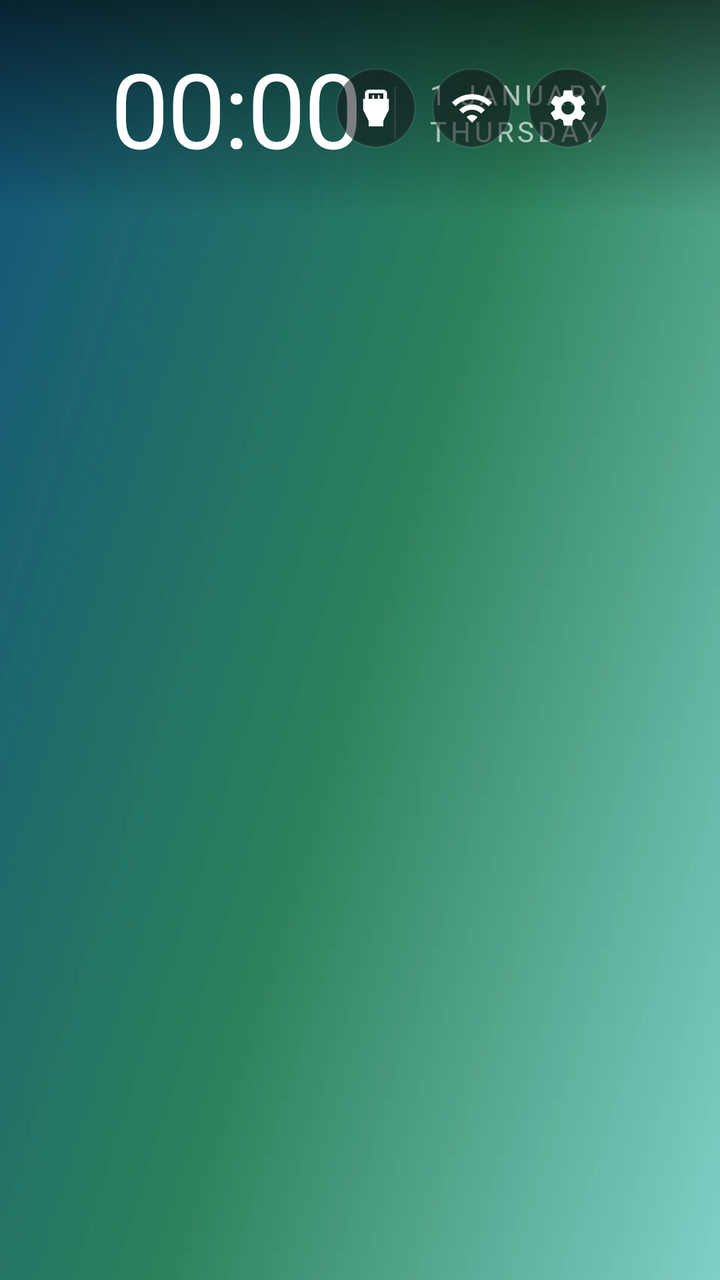
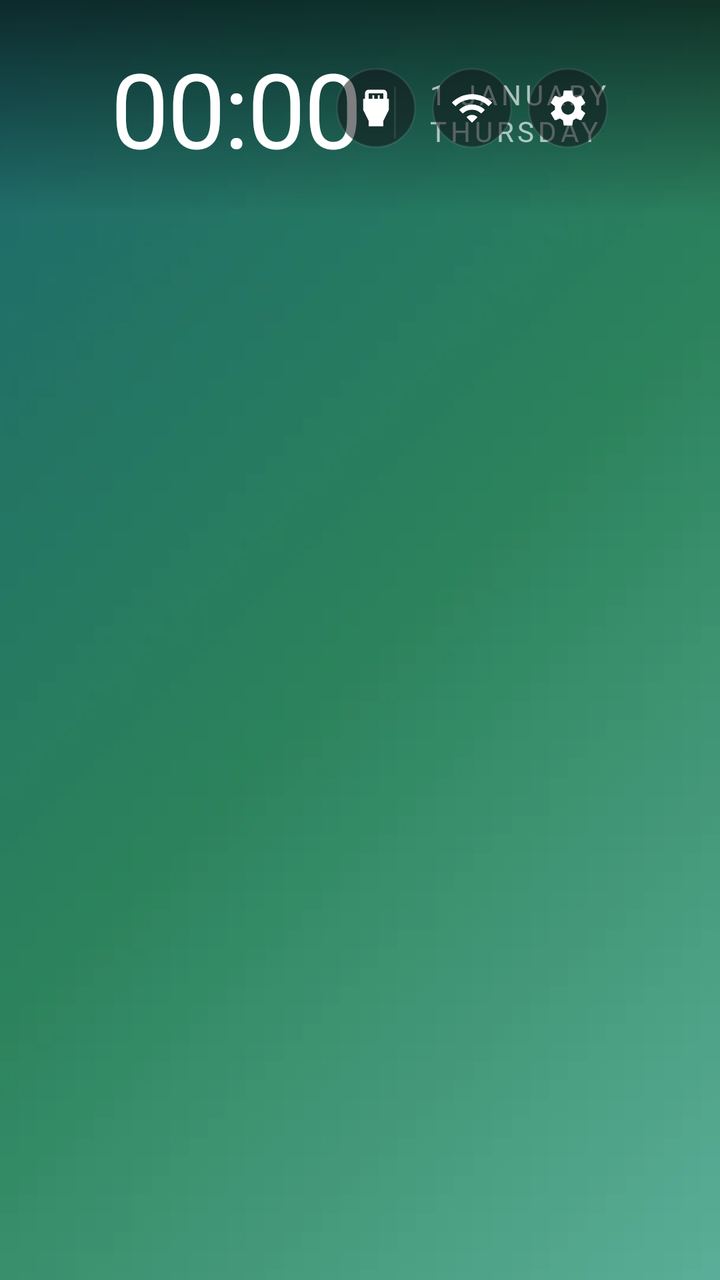

Before-and-after screenshots of an Android layout around one commit, followed by the original layout XML and the change that was made.
<!-- AndroidManifest.xml: application theme Theme.Launcher -->
<!-- res/layout/activity_main.xml -->
<?xml version="1.0" encoding="utf-8"?>
<FrameLayout xmlns:android="http://schemas.android.com/apk/res/android"
    android:layout_width="match_parent"
    android:layout_height="match_parent"
    android:clipChildren="false">
    

    
    <View
        android:id="@+id/scrim"
        android:layout_width="match_parent"
        android:layout_height="108dp"
        android:background="@drawable/scrim_top" />

    
    <androidx.recyclerview.widget.RecyclerView
        android:id="@+id/grid"
        android:layout_width="match_parent"
        android:layout_height="match_parent"
        android:clipChildren="false"
        android:clipToPadding="false"
        android:paddingStart="44dp"
        android:paddingEnd="44dp"
        android:paddingBottom="0dp" />

    
    <FrameLayout
        android:id="@+id/glass_host"
        android:layout_width="match_parent"
        android:layout_height="match_parent"
        android:clipChildren="false" />

    
    <LinearLayout
        android:id="@+id/header_left"
        android:layout_width="wrap_content"
        android:layout_height="wrap_content"
        android:layout_gravity="top|start"
        android:layout_marginStart="56dp"
        android:layout_marginTop="26dp"
        android:orientation="vertical">

    <TextView
        android:id="@+id/greeting"
        android:layout_width="wrap_content"
        android:layout_height="wrap_content"
        android:layout_marginStart="4dp"
        android:fontFamily="@font/outfit_medium"
        android:letterSpacing="0.22"
        android:textAllCaps="true"
        android:textColor="#8CFFFFFF"
        android:textSize="12sp"
        android:visibility="gone" />

    <LinearLayout
        android:layout_width="wrap_content"
        android:layout_height="wrap_content"
        android:gravity="center_vertical"
        android:orientation="horizontal">

        <TextClock
            android:id="@+id/clock"
            android:layout_width="wrap_content"
            android:layout_height="wrap_content"
            android:fontFamily="@font/outfit_light"
            android:fontFeatureSettings="tnum"
            android:format12Hour="HH:mm"
            android:format24Hour="HH:mm"
            android:includeFontPadding="false"
            android:letterSpacing="-0.02"
            android:textColor="#FFFFFFFF"
            android:textSize="52sp" />

        <View
            android:id="@+id/date_divider"
            android:layout_width="1dp"
            android:layout_height="26dp"
            android:layout_marginStart="16dp"
            android:layout_marginEnd="16dp"
            android:background="#38FFFFFF" />

        <TextClock
            android:id="@+id/date"
            android:layout_width="wrap_content"
            android:layout_height="wrap_content"
            android:fontFamily="@font/outfit_regular"
            android:format12Hour="@string/date_format"
            android:format24Hour="@string/date_format"
            android:letterSpacing="0.14"
            android:lineSpacingExtra="2dp"
            android:textAllCaps="true"
            android:textColor="#A6FFFFFF"
            android:textSize="14sp" />
    </LinearLayout>

    
    <LinearLayout
        android:id="@+id/weather"
        android:layout_width="wrap_content"
        android:layout_height="wrap_content"
        android:layout_marginTop="6dp"
        android:gravity="center_vertical"
        android:orientation="horizontal"
        android:visibility="gone">

        <ImageView
            android:id="@+id/wx_icon"
            android:layout_width="22dp"
            android:layout_height="22dp"
            android:importantForAccessibility="no" />

        <TextView
            android:id="@+id/wx_temp"
            android:layout_width="wrap_content"
            android:layout_height="wrap_content"
            android:layout_marginStart="8dp"
            android:fontFamily="@font/outfit_medium"
            android:textColor="#F2FFFFFF"
            android:textSize="18sp" />

        <TextView
            android:id="@+id/wx_city"
            android:layout_width="wrap_content"
            android:layout_height="wrap_content"
            android:layout_marginStart="8dp"
            android:fontFamily="@font/outfit_light"
            android:maxWidth="320dp"
            android:singleLine="true"
            android:ellipsize="end"
            android:textColor="#99FFFFFF"
            android:textSize="13sp" />

        <View
            android:id="@+id/wx_dot"
            android:layout_width="6dp"
            android:layout_height="6dp"
            android:layout_marginStart="8dp"
            android:background="@drawable/status_dot"
            android:visibility="gone" />

        <TextView
            android:id="@+id/wx_updated"
            android:layout_width="wrap_content"
            android:layout_height="wrap_content"
            android:layout_marginStart="6dp"
            android:fontFamily="@font/outfit_light"
            android:textColor="#99FFFFFF"
            android:textSize="13sp"
            android:visibility="gone" />
    </LinearLayout>
    </LinearLayout>

    
    <LinearLayout
        android:id="@+id/header_buttons"
        android:layout_width="wrap_content"
        android:layout_height="wrap_content"
        android:layout_gravity="top|end"
        android:layout_marginTop="34dp"
        android:layout_marginEnd="56dp"
        android:orientation="horizontal">

        <ImageButton
            android:id="@+id/btn_inputs"
            style="@style/RoundButton"
            android:contentDescription="@string/inputs"
            android:src="@drawable/ic_input" />

        <ImageButton
            android:id="@+id/btn_network"
            style="@style/RoundButton"
            android:layout_marginStart="8dp"
            android:contentDescription="@string/network"
            android:src="@drawable/ic_wifi" />

        <ImageButton
            android:id="@+id/btn_settings"
            style="@style/RoundButton"
            android:layout_marginStart="8dp"
            android:contentDescription="@string/settings"
            android:src="@drawable/ic_settings" />
    </LinearLayout>

    
    <View
        android:id="@+id/veil"
        android:layout_width="match_parent"
        android:layout_height="match_parent"
        android:background="#59000000"
        android:visibility="gone" />

    
    <FrameLayout
        android:id="@+id/panel"
        android:layout_width="440dp"
        android:layout_height="match_parent"
        android:layout_gravity="end"
        android:background="@drawable/panel_bg"
        android:visibility="gone" />
</FrameLayout>
<!-- resources referenced by this layout -->
<resources>
  <!-- drawable ic_input (drawable) -->
  <?xml version="1.0" encoding="utf-8"?>
  <vector xmlns:android="http://schemas.android.com/apk/res/android"
      android:width="22dp" android:height="22dp"
      android:viewportWidth="24" android:viewportHeight="24">
      <path android:fillColor="#FFFFFFFF"
          android:pathData="M18,7V4c0,-1.1 -0.9,-2 -2,-2H8C6.9,2 6,2.9 6,4v3H5v6l3,6v3h8v-3l3,-6V7H18zM8,4h8v3h-2V5h-1v2h-2V5h-1v2H8V4z" />
  </vector>
  <!-- drawable ic_wifi (drawable) -->
  <?xml version="1.0" encoding="utf-8"?>
  <vector xmlns:android="http://schemas.android.com/apk/res/android"
      android:width="22dp" android:height="22dp"
      android:viewportWidth="24" android:viewportHeight="24">
      <path android:fillColor="#FFFFFFFF"
          android:pathData="M1,9l2,2c4.97,-4.97 13.03,-4.97 18,0l2,-2C16.93,2.93 7.08,2.93 1,9zM9,17l3,3 3,-3c-1.65,-1.66 -4.34,-1.66 -6,0zM5,13l2,2c2.76,-2.76 7.24,-2.76 10,0l2,-2C15.14,9.14 8.87,9.14 5,13z" />
  </vector>
  <!-- drawable panel_bg (drawable) -->
  <?xml version="1.0" encoding="utf-8"?>
  <shape xmlns:android="http://schemas.android.com/apk/res/android" android:shape="rectangle">
      <solid android:color="#E61E2026" />
      <corners android:topLeftRadius="16dp" android:bottomLeftRadius="16dp" />
  </shape>
  <!-- drawable scrim_top (drawable) -->
  <?xml version="1.0" encoding="utf-8"?>
  <shape xmlns:android="http://schemas.android.com/apk/res/android" android:shape="rectangle">
      <gradient android:angle="270"
          android:startColor="#99000000"
          android:endColor="#00000000" />
  </shape>
  <!-- drawable status_dot (drawable) -->
  <?xml version="1.0" encoding="utf-8"?>
  <shape xmlns:android="http://schemas.android.com/apk/res/android" android:shape="oval">
      <solid android:color="#FFFFB74D" />
  </shape>
  <string name="date_format" translatable="false">d MMMM\nEEEE</string>
  <string name="inputs">Inputs</string>
  <string name="network">Network</string>
  <string name="settings">Settings</string>
  <style name="RoundButton">
          <item name="android:layout_width">40dp</item>
          <item name="android:layout_height">40dp</item>
          <item name="android:background">@drawable/round_btn</item>
          <item name="android:scaleType">center</item>
      </style>
  <style name="Theme.Launcher" parent="android:Theme.Material.NoActionBar">
          
          <item name="android:windowBackground">@drawable/window_bg</item>
          <item name="android:windowFullscreen">true</item>
          <item name="android:windowNoTitle">true</item>
          <item name="android:colorBackground">#FF000000</item>
      </style>
  <!-- drawable round_btn (drawable) -->
  <?xml version="1.0" encoding="utf-8"?>
  <selector xmlns:android="http://schemas.android.com/apk/res/android">
      <item android:state_focused="true">
          <shape android:shape="oval">
              <solid android:color="#38FFFFFF" />
              <stroke android:width="1dp" android:color="#59FFFFFF" />
          </shape>
      </item>
      <item>
          <shape android:shape="oval">
              <solid android:color="#8C121418" />
              <stroke android:width="1dp" android:color="#14FFFFFF" />
          </shape>
      </item>
  </selector>
  <!-- drawable window_bg (drawable) -->
  <?xml version="1.0" encoding="utf-8"?>
  <bitmap xmlns:android="http://schemas.android.com/apk/res/android"
      android:src="@drawable/poster_default"
      android:gravity="fill" />
  <!-- unchanged entries left out for length: 2 -->
</resources>

<!-- the commit's change to res/layout/activity_main.xml (unified diff, before → after) -->
@@ -4,6 +4,29 @@
     android:layout_height="match_parent"
     android:clipChildren="false">
     
+
+    
+    <SurfaceView
+        android:id="@+id/video"
+        android:layout_width="match_parent"
+        android:layout_height="match_parent"
+        android:visibility="gone" />
+
+    
+    <ImageView
+        android:id="@+id/poster"
+        android:layout_width="match_parent"
+        android:layout_height="match_parent"
+        android:importantForAccessibility="no"
+        android:scaleType="centerCrop"
+        android:src="@drawable/poster_default" />
+
+    
+    <View
+        android:id="@+id/dim"
+        android:layout_width="match_parent"
+        android:layout_height="match_parent"
+        android:visibility="gone" />
 
     
     <View
